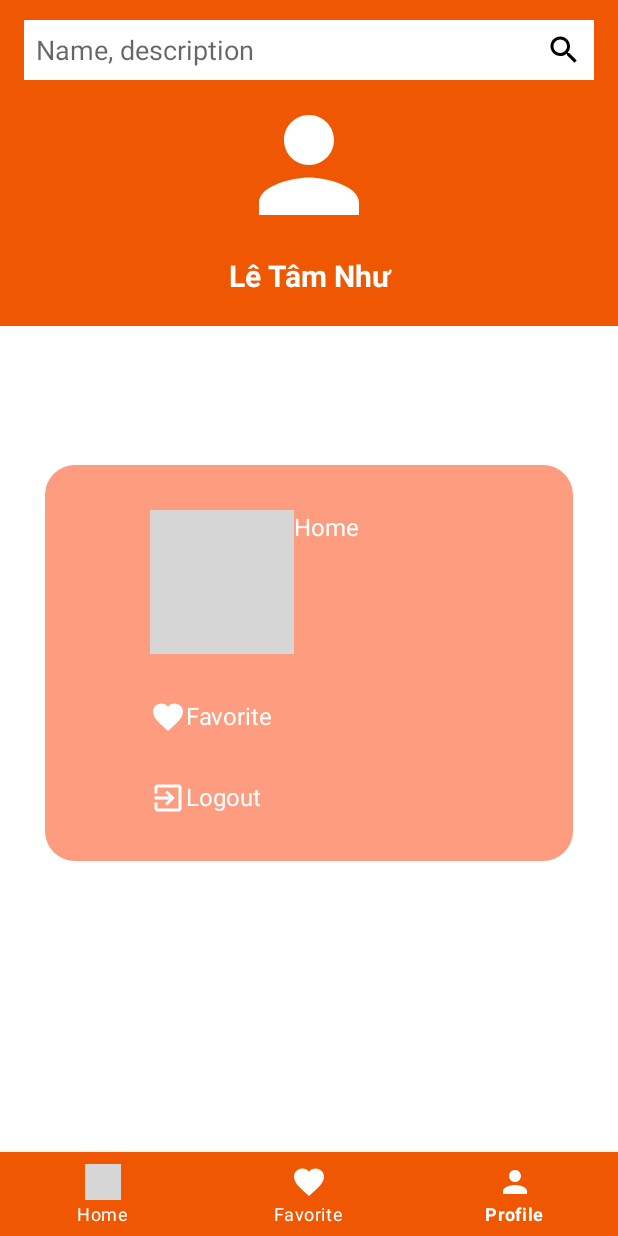
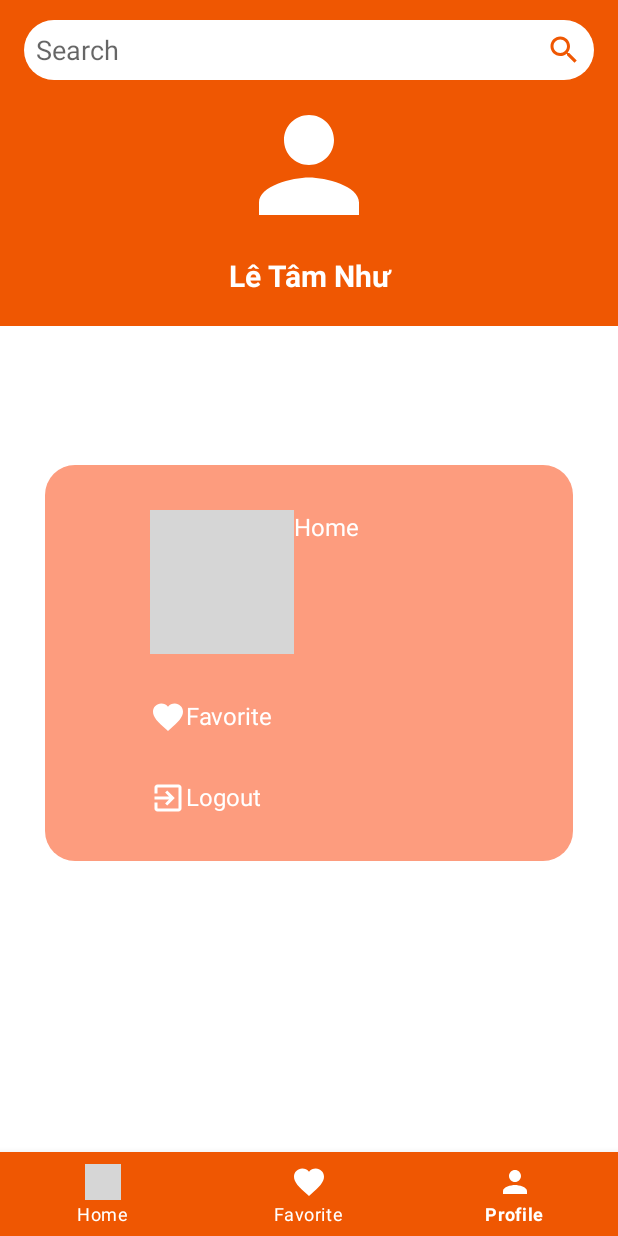
Before and after one commit to KTHanie/DoAn, an Android app: the screen it shows after launch (MainActivity), item 3 of the bottom bar chosen, on a phone screen of 412 x 824 dp. Run offline under Robolectric (Android 15) with nearby library versions, the phone set to English and light mode, and no system bars; 3 statements that could not run were skipped; grey boxes are pictures that could not be loaded.

Commit message:
Sửa search bạn Như khó quá tr

```diff
--- a/app/src/main/res/drawable/ic_search_black.xml
+++ b/app/src/main/res/drawable/ic_search_black.xml
@@ -1,4 +1,4 @@
-<vector android:height="24dp" android:tint="#000000"
+<vector android:height="24dp" android:tint="#EF5702"
     android:viewportHeight="24" android:viewportWidth="24"
     android:width="24dp" xmlns:android="http://schemas.android.com/apk/res/android">
     <path android:fillColor="@android:color/white" android:pathData="M15.5,14h-0.79l-0.28,-0.27C15.41,12.59 16,11.11 16,9.5 16,5.91 13.09,3 9.5,3S3,5.91 3,9.5 5.91,16 9.5,16c1.61,0 3.09,-0.59 4.23,-1.57l0.27,0.28v0.79l5,4.99L20.49,19l-4.99,-5zM9.5,14C7.01,14 5,11.99 5,9.5S7.01,5 9.5,5 14,7.01 14,9.5 11.99,14 9.5,14z"/>
--- /dev/null
+++ b/app/src/main/res/drawable/radiustk.xml
@@ -0,0 +1,16 @@
+<shape
+    xmlns:android="http://schemas.android.com/apk/res/android">
+    <solid
+        android:color="#FFFFFF">
+    </solid>
+    <stroke
+        android:width="0dp"
+        android:color="#424242">
+    </stroke>
+    <corners
+        android:topLeftRadius="20dip"
+        android:topRightRadius="20dip"
+        android:bottomLeftRadius="20dip"
+        android:bottomRightRadius="20dip">
+    </corners>
+</shape>
--- a/app/src/main/res/layout/activity_main.xml
+++ b/app/src/main/res/layout/activity_main.xml
@@ -32,11 +32,11 @@
                 android:layout_marginTop="13dp"
                 android:layout_marginEnd="16dp"
                 android:layout_marginBottom="16dp"
-                android:background="@android:color/white"
                 android:cursorVisible="false"
                 android:drawableRight="@drawable/ic_search_black"
-                android:hint="Name, description"
+                android:hint="Search"
                 android:padding="8dp"
+                android:background="@drawable/radiustk"
                 android:paddingLeft="15dp" />
         </androidx.appcompat.widget.Toolbar>
 
```
